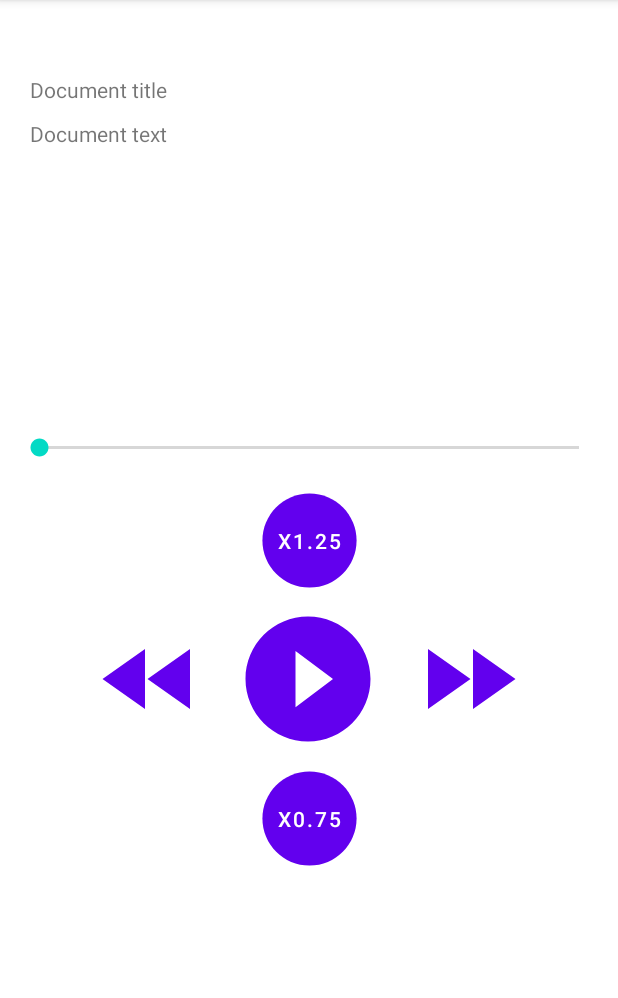
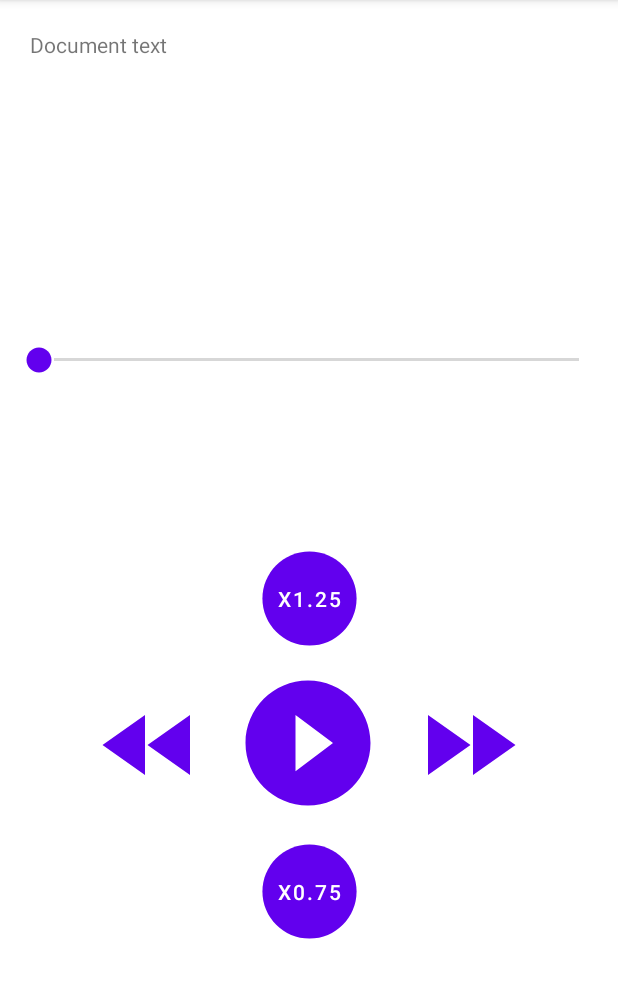
Before and after one commit to smanraj54/Reading_Assistant_Mobile_Application, an Android app: the MediaPlayerFragment screen opened through its navigation route, on a phone screen of 412 x 824 dp, the part 84-1082 px from its top. Run offline under Robolectric (Android 15) with nearby library versions, the phone set to English and light mode, and no system bars.

Commit message:
UI changes to media player

```diff
--- a/app/src/main/java/com/example/readingassistant/fragments/MediaPlayerFragment.kt
+++ b/app/src/main/java/com/example/readingassistant/fragments/MediaPlayerFragment.kt
@@ -63,7 +63,6 @@ class MediaPlayerFragment : Fragment() {
         val speedControl: SpeedControl = SpeedControl(DoubleArray(7){0.5 +(it*0.25)})
 
         setFragmentResultListener("mediaPlayerDocument") {requestKey, bundle ->
-            binding.mediaPlayerDocumentTitle.text = bundle.getString("title")
             binding.mediaPlayerDocumentText.text = bundle.getString("text")
 
             val audioPath = bundle.getString("audioPath")
--- /dev/null
+++ b/app/src/main/res/drawable/ic_baseline_circle_20.xml
@@ -0,0 +1,5 @@
+<vector android:height="20dp" android:tint="?attr/colorControlNormal"
+    android:viewportHeight="24" android:viewportWidth="24"
+    android:width="20dp" xmlns:android="http://schemas.android.com/apk/res/android">
+    <path android:fillColor="@android:color/white" android:pathData="M12,2C6.47,2 2,6.47 2,12s4.47,10 10,10 10,-4.47 10,-10S17.53,2 12,2z"/>
+</vector>
--- /dev/null
+++ b/app/src/main/res/drawable/ic_baseline_play_arrow_24.xml
@@ -0,0 +1,10 @@
+<vector xmlns:android="http://schemas.android.com/apk/res/android"
+    android:width="24dp"
+    android:height="24dp"
+    android:viewportWidth="24"
+    android:viewportHeight="24"
+    android:tint="?attr/colorControlNormal">
+  <path
+      android:fillColor="@android:color/white"
+      android:pathData="M8,5v14l11,-7z"/>
+</vector>
--- a/app/src/main/res/layout/fragment_media_player.xml
+++ b/app/src/main/res/layout/fragment_media_player.xml
@@ -6,41 +6,38 @@
     android:layout_height="match_parent"
     tools:context=".fragments.MediaPlayerFragment">
 
-    <ImageButton
-        android:id="@+id/playButton"
-        android:layout_width="wrap_content"
-        android:layout_height="wrap_content"
-        android:layout_marginTop="95dp"
-        android:background="#FFFFFFFF"
+    <Button
+        android:id="@+id/increaseButton"
+        android:layout_width="75dp"
+        android:layout_height="75dp"
+        android:layout_marginBottom="220dp"
+        android:background="@drawable/ic_baseline_circle_24"
+        android:text="Button"
+        app:layout_constraintBottom_toBottomOf="parent"
         app:layout_constraintEnd_toEndOf="parent"
-        app:layout_constraintHorizontal_bias="0.498"
         app:layout_constraintStart_toStartOf="parent"
-        app:layout_constraintTop_toBottomOf="@+id/seekBar"
-        app:srcCompat="@drawable/ic_baseline_play_circle_filled_24"
-        app:tint="@color/design_default_color_primary"/>
+        app:layout_constraintTop_toBottomOf="@+id/seekBar" />
 
-    <ImageButton
-        android:id="@+id/pauseButton"
-        android:layout_width="wrap_content"
-        android:layout_height="wrap_content"
-        android:layout_marginTop="95dp"
-        android:background="#FFFFFFFF"
+    <Button
+        android:id="@+id/decreaseButton"
+        android:layout_width="75dp"
+        android:layout_height="75dp"
+        android:layout_marginTop="120dp"
+        android:background="@drawable/ic_baseline_circle_24"
+        android:text="Button"
         app:layout_constraintEnd_toEndOf="parent"
-        app:layout_constraintHorizontal_bias="0.498"
         app:layout_constraintStart_toStartOf="parent"
-        app:layout_constraintTop_toBottomOf="@+id/seekBar"
-        app:srcCompat="@drawable/ic_baseline_pause_circle_filled_24"
-        app:tint="@color/design_default_color_primary" />
+        app:layout_constraintTop_toBottomOf="@+id/increaseButton" />
 
     <ImageButton
         android:id="@+id/rewindButton"
         android:layout_width="wrap_content"
         android:layout_height="wrap_content"
         android:layout_marginStart="60dp"
-        android:layout_marginTop="105dp"
+        android:layout_marginTop="20dp"
         android:background="#00FFFFFF"
         app:layout_constraintStart_toStartOf="parent"
-        app:layout_constraintTop_toBottomOf="@+id/seekBar"
+        app:layout_constraintTop_toBottomOf="@+id/increaseButton"
         app:srcCompat="@drawable/ic_baseline_fast_rewind_24"
         app:tint="@color/design_default_color_primary" />
 
@@ -48,36 +45,51 @@
         android:id="@+id/fastForwardButton"
         android:layout_width="wrap_content"
         android:layout_height="wrap_content"
-        android:layout_marginTop="105dp"
+        android:layout_marginTop="20dp"
         android:layout_marginEnd="60dp"
         android:background="#03FFFFFF"
         app:layout_constraintEnd_toEndOf="parent"
-        app:layout_constraintTop_toBottomOf="@+id/seekBar"
+        app:layout_constraintTop_toBottomOf="@+id/increaseButton"
         app:srcCompat="@drawable/ic_baseline_fast_forward_24"
         app:tint="@color/design_default_color_primary" />
 
-    <SeekBar
-        android:id="@+id/seekBar"
-        android:layout_width="0dp"
+    <ImageButton
+        android:id="@+id/playButton"
+        android:layout_width="wrap_content"
         android:layout_height="wrap_content"
-        android:layout_marginStart="10dp"
-        android:layout_marginTop="20dp"
-        android:layout_marginEnd="10dp"
+        android:layout_marginTop="84dp"
+        android:background="#FFFFFFFF"
         app:layout_constraintEnd_toEndOf="parent"
+        app:layout_constraintHorizontal_bias="0.498"
         app:layout_constraintStart_toStartOf="parent"
-        app:layout_constraintTop_toBottomOf="@+id/mediaPlayerDocumentScrollView" />
+        app:layout_constraintTop_toTopOf="@+id/increaseButton"
+        app:srcCompat="@drawable/ic_baseline_play_circle_filled_24"
+        app:tint="@color/design_default_color_primary" />
+
+    <ImageButton
+        android:id="@+id/pauseButton"
+        android:layout_width="wrap_content"
+        android:layout_height="wrap_content"
+        android:layout_marginTop="10dp"
+        android:background="#FFFFFFFF"
+        app:layout_constraintEnd_toEndOf="parent"
+        app:layout_constraintHorizontal_bias="0.498"
+        app:layout_constraintStart_toStartOf="parent"
+        app:layout_constraintTop_toBottomOf="@+id/increaseButton"
+        app:srcCompat="@drawable/ic_baseline_pause_circle_filled_24"
+        app:tint="@color/design_default_color_primary" />
 
     <ScrollView
         android:id="@+id/mediaPlayerDocumentScrollView"
         android:layout_width="0dp"
         android:layout_height="190dp"
         android:layout_marginStart="20dp"
-        android:layout_marginTop="10dp"
+        android:layout_marginTop="20dp"
         android:layout_marginEnd="20dp"
         app:layout_constraintEnd_toEndOf="parent"
         app:layout_constraintHorizontal_bias="0.99"
         app:layout_constraintStart_toStartOf="parent"
-        app:layout_constraintTop_toBottomOf="@+id/mediaPlayerDocumentTitle">
+        app:layout_constraintTop_toTopOf="parent">
 
         <TextView
             android:id="@+id/mediaPlayerDocumentText"
@@ -89,37 +101,19 @@
             app:layout_constraintTop_toBottomOf="@+id/mediaPlayerDocumentTitle" />
     </ScrollView>
 
-    <TextView
-        android:id="@+id/mediaPlayerDocumentTitle"
+    <SeekBar
+        android:id="@+id/seekBar"
         android:layout_width="0dp"
         android:layout_height="wrap_content"
-        android:layout_marginStart="20dp"
-        android:layout_marginTop="50dp"
-        android:text="Document title"
+        android:layout_marginStart="10dp"
+        android:layout_marginTop="20dp"
+        android:layout_marginEnd="10dp"
+        android:indeterminate="false"
+        android:progressTint="@color/design_default_color_primary_variant"
+        android:thumb="@drawable/ic_baseline_circle_20"
+        android:thumbTint="@color/design_default_color_primary"
         app:layout_constraintEnd_toEndOf="parent"
         app:layout_constraintStart_toStartOf="parent"
-        app:layout_constraintTop_toTopOf="parent" />
-
-    <Button
-        android:id="@+id/increaseButton"
-        android:layout_width="75dp"
-        android:layout_height="75dp"
-        android:layout_marginTop="15dp"
-        android:background="@drawable/ic_baseline_circle_24"
-        android:text="Button"
-        app:layout_constraintEnd_toEndOf="parent"
-        app:layout_constraintStart_toStartOf="parent"
-        app:layout_constraintTop_toBottomOf="@+id/seekBar" />
-
-    <Button
-        android:id="@+id/decreaseButton"
-        android:layout_width="75dp"
-        android:layout_height="75dp"
-        android:layout_marginTop="110dp"
-        android:background="@drawable/ic_baseline_circle_24"
-        android:text="Button"
-        app:layout_constraintEnd_toEndOf="parent"
-        app:layout_constraintStart_toStartOf="parent"
-        app:layout_constraintTop_toBottomOf="@+id/increaseButton" />
+        app:layout_constraintTop_toBottomOf="@+id/mediaPlayerDocumentScrollView"/>
 
 </androidx.constraintlayout.widget.ConstraintLayout>
```
